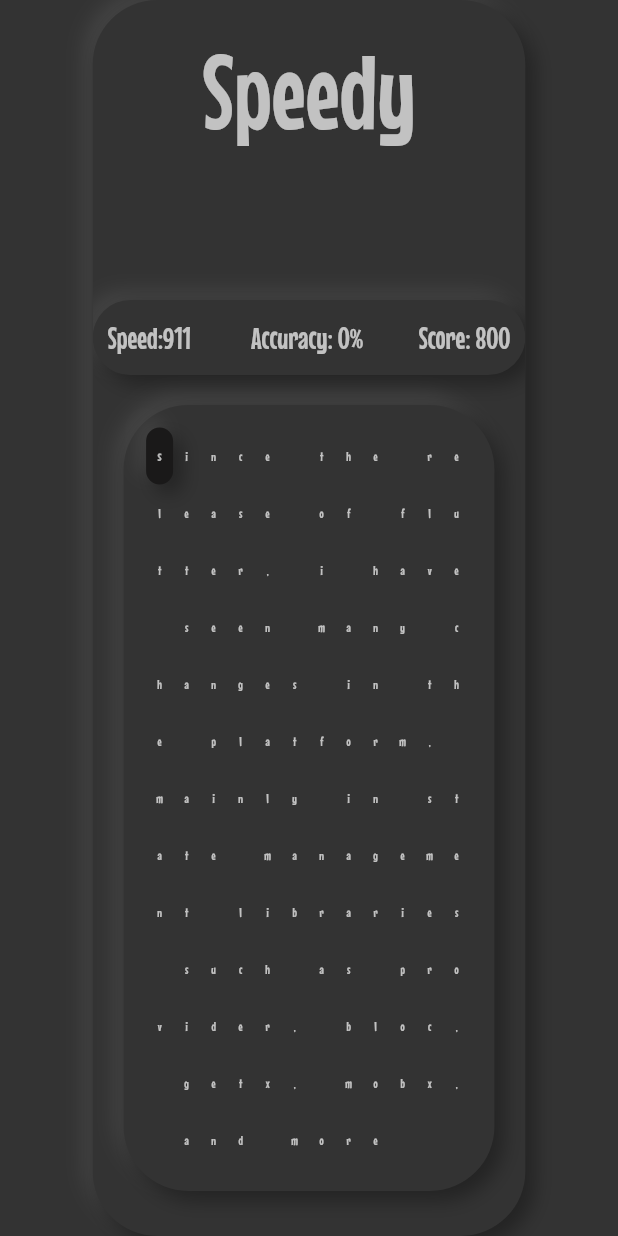
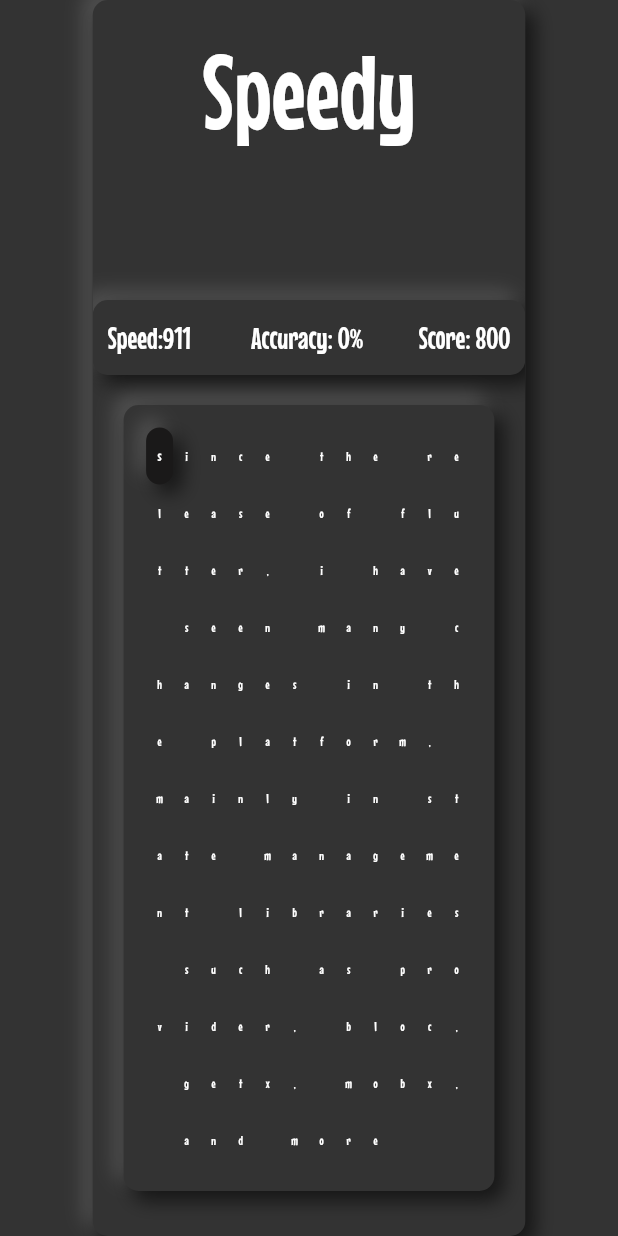
Before and after one commit to Zouuabi/speedy_app, a Flutter app: the screen it shows after launch, on a phone screen of 412 x 824 dp. Run offline on Flutter 3.47's test engine with Material 2 defaults, Android fonts, the light colour scheme and no system bars; our stand-ins replace flutter_neumorphic.

Commit message:
new theme

```diff
--- a/lib/constanst.dart
+++ b/lib/constanst.dart
@@ -1,7 +1,7 @@
 import 'package:flutter/material.dart';
 
-const Color kPrimaryColor = Color(0xFF333333);
-const Color kTextColor = Colors.white70;
+const Color kPrimaryColor = Color(0xff333333);
+const Color kTextColor = Colors.white;
 const Color kButtonTextColor = Colors.black;
 
 const TextStyle kTitleStyle = TextStyle(
@@ -11,19 +11,68 @@ const TextStyle kSubtitleStyle =
 
 BoxDecoration kBigBoxDecoration = BoxDecoration(
   color: const Color(0xff333333),
-  borderRadius: BorderRadius.circular(43),
+  borderRadius: BorderRadius.circular(10),
   boxShadow: const [
     BoxShadow(
-      color: Color(0xff434343),
+      color: Color(0xff515151),
       offset: Offset(-6.1, -6.1),
       blurRadius: 10,
       spreadRadius: 0.0,
     ),
     BoxShadow(
-      color: Color(0xff232323),
+      color: Color(0xff151515),
       offset: Offset(6.1, 6.1),
       blurRadius: 10,
       spreadRadius: 0.0,
     ),
   ],
 );
+
+
+
+
+      // Container(
+      //   width: 500.0,
+      //   height: 500.0,
+      //   color: Color(0xff333333),
+      //   alignment: Alignment.center,
+      //   transformAlignment: Alignment.center,
+      //   child: Container(
+      //     color: Color(0xff333333),
+      //     child: Container(
+      //       width: 200,
+      //       height: 200,
+      //       child: Icon(
+      //         Icons.star,
+      //         size: 67,
+      //         color: Colors.amber,
+      //       ),
+      //       decoration: BoxDecoration(
+      //         color: Color(0xff333333),
+      //         borderRadius: BorderRadius.circular(10),
+      //         gradient: LinearGradient(
+      //           begin: Alignment.topLeft,
+      //           end: Alignment.bottomRight,
+      //           colors: [
+      //             Color(0xff151515),
+      //             Color(0xff515151),
+      //           ],
+      //         ),
+      //         boxShadow: [
+      //           BoxShadow(
+      //             color: Color(0xff515151),
+      //             offset: Offset(-20.0, -20.0),
+      //             blurRadius: 30,
+      //             spreadRadius: 0.0,
+      //           ),
+      //           BoxShadow(
+      //             color: Color(0xff151515),
+      //             offset: Offset(20.0, 20.0),
+      //             blurRadius: 30,
+      //             spreadRadius: 0.0,
+      //           ),
+      //         ],
+      //       ),
+      //     ),
+      //   ),
+      // )
--- a/lib/screens/home/components/bar_section.dart
+++ b/lib/screens/home/components/bar_section.dart
@@ -23,7 +23,7 @@ class ResultBar extends StatelessWidget {
       height: 50,
       child: Row(mainAxisAlignment: MainAxisAlignment.spaceBetween, children: [
         Text(
-          "Speed:${speed} ",
+          "Speed:$speed ",
           style: kSubtitleStyle,
         ),
         Text(
--- a/lib/screens/home/components/indicator.dart
+++ b/lib/screens/home/components/indicator.dart
@@ -30,7 +30,7 @@ class Indicator extends StatelessWidget {
             child,
             textAlign: TextAlign.center,
             style: TextStyle(
-                color: index < textIndex ? Colors.green : Colors.white70,
+                color: index < textIndex ? Colors.green : Colors.white,
                 fontSize: index == textIndex ? width * 0.024 : width * 0.02,
                 fontFamily: 'Mouse'),
           ),
--- a/lib/screens/home/home_screen.dart
+++ b/lib/screens/home/home_screen.dart
@@ -166,7 +166,7 @@ class _HomeScreenState extends State<HomeScreen> {
                       padding: const EdgeInsets.only(top: 20.0, bottom: 80),
                       child: Text("Speedy",
                           style: kTitleStyle.copyWith(
-                            color: Colors.white70,
+                            color: Colors.white,
                           )),
                     ),
 
--- a/lib/screens/result/result_screen.dart
+++ b/lib/screens/result/result_screen.dart
@@ -27,7 +27,7 @@ class ResultScreen extends StatelessWidget {
               Text(
                 'Your speed is $speed and your accuracy is $accuracy ',
                 style: const TextStyle(
-                    fontSize: 60, fontFamily: 'Mouse', color: Colors.white70),
+                    fontSize: 60, fontFamily: 'Mouse', color: Colors.white),
               ),
               const SizedBox(height: 20),
               NeumorphicButton(
```
